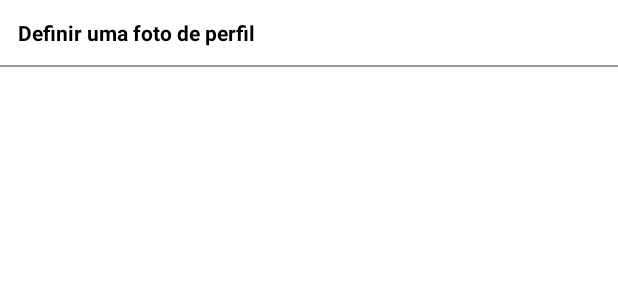
After one commit to Gilberto-Calixto/Instagram, an Android app: the layout dialog_custom.xml on its own in the app's theme, with its tools: preview values and no code run, on a phone screen of 412 x 824 dp. The commit adds this screen. Shown: the top 300 px of the screen. Run offline under Robolectric (Android 15) with nearby library versions, the phone set to English and light mode, and no system bars.

Commit message:
Dialog Customizada. Componentes de UI Programaticamente

```diff
--- /dev/null
+++ b/app/src/main/res/layout/dialog_custom.xml
@@ -0,0 +1,26 @@
+<?xml version="1.0" encoding="utf-8"?>
+<LinearLayout xmlns:android="http://schemas.android.com/apk/res/android"
+    android:layout_width="match_parent"
+    android:layout_height="match_parent"
+    android:id="@+id/dialog_container"
+    android:orientation="vertical"
+    >
+
+    <TextView
+        android:layout_width="match_parent"
+        android:layout_height="wrap_content"
+        android:textColor="@color/black"
+        android:layout_margin="12dp"
+        android:textStyle="bold"
+        android:text="@string/dialog_title"/>
+
+    <View
+        android:layout_width="match_parent"
+        android:layout_height="1dp"
+        android:background="@color/gray_text"/>
+
+
+
+
+
+</LinearLayout>
```
Also changed, not shown: app/src/main/java/co/tiagoaguiar/course/instagram/view/common/CustomDialog.kt (added, +52 -0 lines), app/src/main/java/co/tiagoaguiar/course/instagram/view/view/register/RegisterPhotoFragment.kt (+17 -0 lines).
